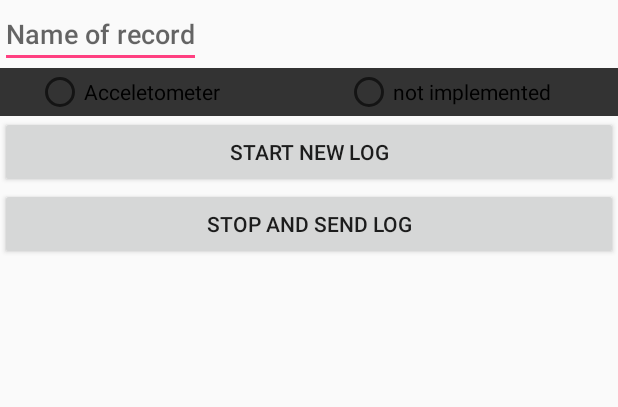
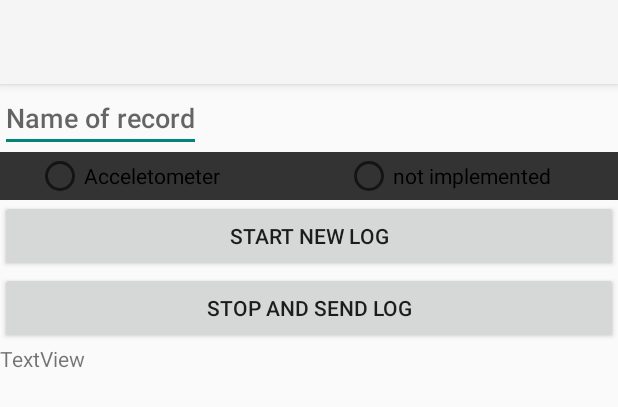
Before and after one commit to fresheed/ActionLogger, an Android app: the layout activity_record.xml on its own in the app's theme, with its tools: preview values and no code run, on a phone screen of 412 x 824 dp. Shown: the top 407 px of the screen. Run offline under Robolectric (Android 15) with nearby library versions, the phone set to English and light mode, and no system bars.

Commit message:
refactord activities - extracted mobile peer's code and common activity functionality

```diff
--- a/mobile/src/main/AndroidManifest.xml
+++ b/mobile/src/main/AndroidManifest.xml
@@ -7,7 +7,7 @@
         android:icon="@mipmap/ic_launcher"
         android:label="@string/app_name"
         android:supportsRtl="true"
-        android:theme="@style/AppTheme">
+        android:theme="@style/Theme.AppCompat.Light.NoActionBar">
         <activity
             android:name=".android.LogTransferScreen"
             android:theme="@style/AppTheme.NoActionBar">
--- a/mobile/src/main/res/layout/activity_record.xml
+++ b/mobile/src/main/res/layout/activity_record.xml
@@ -1,9 +1,19 @@
 <?xml version="1.0" encoding="utf-8"?>
 <LinearLayout xmlns:android="http://schemas.android.com/apk/res/android"
-    android:orientation="vertical" android:layout_width="match_parent"
+    xmlns:app="http://schemas.android.com/apk/res-auto"
+    android:orientation="vertical"
+    android:layout_width="match_parent"
     android:layout_height="match_parent"
-    android:id="@+id/record_layout"
-    >
+    android:id="@+id/record_layout">
+
+    <android.support.v7.widget.Toolbar
+        android:id="@+id/navigation_toolbar"
+        android:layout_width="match_parent"
+        android:layout_height="?attr/actionBarSize"
+        android:background="?attr/colorPrimary"
+        android:elevation="4dp"
+        android:theme="@style/ThemeOverlay.AppCompat.ActionBar"
+        app:popupTheme="@style/ThemeOverlay.AppCompat.Light"/>
 
     <EditText
         android:text=""
@@ -52,4 +62,10 @@
         android:layout_height="wrap_content"
         android:id="@+id/stop_record" />
 
+    <TextView
+        android:text="TextView"
+        android:layout_width="match_parent"
+        android:layout_height="wrap_content"
+        android:id="@+id/log_view" />
+
 </LinearLayout>
```
Also changed, not shown: javacommon/src/main/java/org/fresheed/actionlogger/transfer/ChunkPeer.java (+10 -0 lines), javacommon/src/main/java/org/fresheed/actionlogger/transfer/TransferPeer.java (added, +41 -0 lines), mobile/src/main/java/org/fresheed/actionlogger/android/DebugActivity.java (added, +68 -0 lines), mobile/src/main/java/org/fresheed/actionlogger/android/LogTransferScreen.java (+12 -38 lines), mobile/src/main/res/menu/navigation_menu.xml (added, +14 -0 lines).
